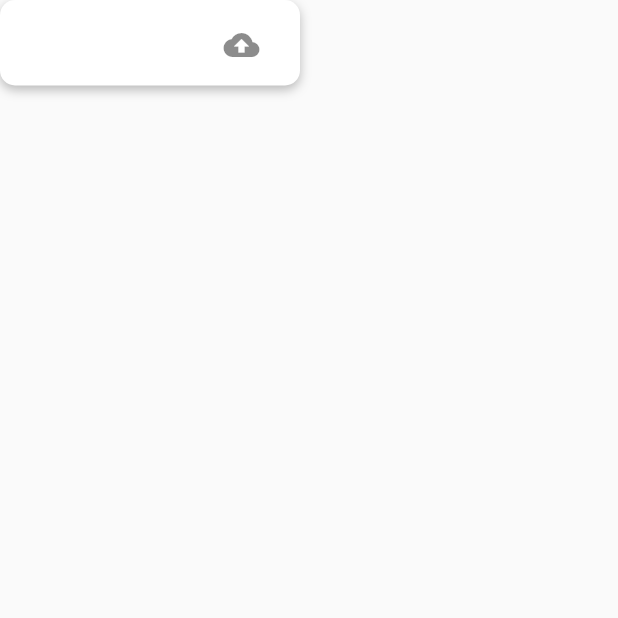
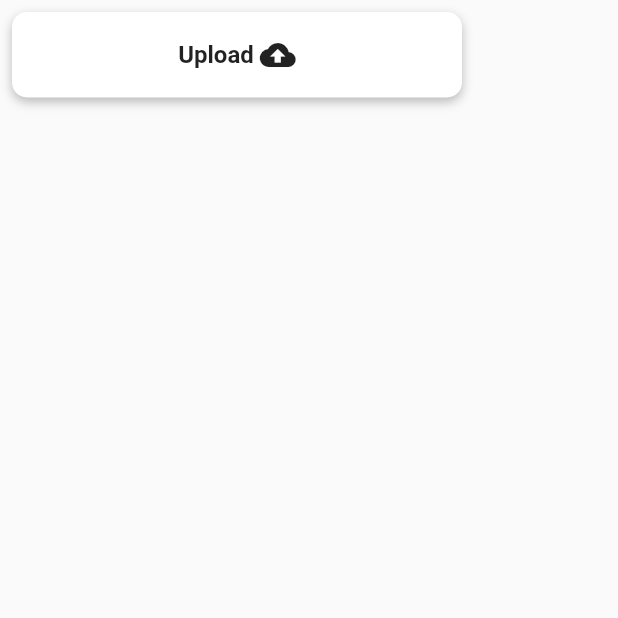
Before and after one commit to isaacmuxic/matchering_ui, a Flutter app: the screen it shows after launch, on a phone screen of 412 x 824 dp, the top half of it. Run offline on Flutter 3.47's test engine with Material 2 defaults, Android fonts, the light colour scheme and no system bars; our stand-ins replace dio, file_picker, just_audio, rxdart; missing offline and left inert: audio_session, dart:html.

Commit message:
download button

```diff
--- a/lib/Widgets/list_item.dart
+++ b/lib/Widgets/list_item.dart
@@ -26,16 +26,12 @@ class _ListItemState extends State<ListItem> {
   Widget build(BuildContext context) {
     return Column(
       children: [
-        Container(
-          alignment: Alignment.center,
-          padding: const EdgeInsets.only(
-            top: 5,
-            bottom: 5,
-            left: 10,
-            right: 10,
-          ),
+        Ink(
+          //alignment: Alignment.center,
+          padding: const EdgeInsets.all(5),
           height: widget.multiline ? 100 : 57.0,
-          width: 200,
+          width: 300,
+
           decoration: BoxDecoration(
             borderRadius: BorderRadius.circular(10.0),
             border: Border.all(
@@ -50,17 +46,21 @@ class _ListItemState extends State<ListItem> {
               )
             ],
           ),
-          child: ListTile(
-            dense: true,
+          child: InkWell(
             onTap: () => widget.onPress(),
-            leading: Text(
-              widget.title,
-              style: const TextStyle(
-                fontSize: 16,
-                fontWeight: FontWeight.bold,
-              ),
+            child: Row(
+              mainAxisAlignment: MainAxisAlignment.center,
+              children: [
+                Text(
+                  widget.title,
+                  style: const TextStyle(
+                    fontSize: 16,
+                    fontWeight: FontWeight.bold,
+                  ),
+                ),
+                widget.child,
+              ],
             ),
-            trailing: widget.child,
           ),
         ),
         Visibility(
--- a/lib/Widgets/local_file.dart
+++ b/lib/Widgets/local_file.dart
@@ -13,7 +13,8 @@ class LocalFile extends StatefulWidget {
 }
 
 class _LocalFileState extends State<LocalFile> {
-  Map<String, List<int>> file = {'': []};
+  Picker uploadPicker = Picker();
+  Picker downloadPicker = Picker();
 
   @override
   void initState() {
@@ -24,17 +25,19 @@ class _LocalFileState extends State<LocalFile> {
   Widget build(BuildContext context) {
     return Column(
       children: [
-        ListItem(
-          //title: AppLocalizations.of(context)!.onlyMP3,
+        Padding(
+          padding: const EdgeInsets.all(8.0),
+          child: ListItem(
+            title: "Upload ", //AppLocalizations.of(context)!.onlyMP3,
             //errorMsg: errorMsg['song']!,
             //error: displayErrorMsg['song']!,
             onPress: () => pickFile(),
-          child: file.keys.first.trim() == ''
+            child: uploadPicker.fileName.trim() == ''
                 ? const Icon(
                     Icons.cloud_upload,
                   )
                 : Text(
-                  file.keys.first,
+                    uploadPicker.fileName,
                     overflow: TextOverflow.ellipsis,
                     style: TextStyle(
                       fontSize: 16,
@@ -42,17 +45,42 @@ class _LocalFileState extends State<LocalFile> {
                     ),
                   ),
           ),
-        if (file.values.first.isNotEmpty) Player(bytes: file.values.first),
-        if (file.values.first.isNotEmpty)
+        ),
+        if (uploadPicker.file.size > 0) const Text("Original:"),
+        if (uploadPicker.file.size > 0)
+          FutureBuilder(
+              future: uploadPicker.loadFile(),
+              builder: (BuildContext context, AsyncSnapshot<bool> snapshot) {
+                if (snapshot.hasData && snapshot.data!) {
+                  return Player(bytes: uploadPicker.fileByte);
+                } else {
+                  return const Padding(
+                    padding: EdgeInsets.all(15),
+                    child: CircularProgressIndicator(),
+                  );
+                }
+              }),
+        if (uploadPicker.fileByte.isNotEmpty) const Text("Processed:"),
+        if (uploadPicker.fileByte.isNotEmpty)
           FutureBuilder<List<int>>(
               future: matchering(
-                  file.values.first,
-                  file.keys
-                      .first), // a previously-obtained Future<String> or null
+                  uploadPicker.fileByte,
+                  uploadPicker
+                      .fileName), // a previously-obtained Future<String> or null
               builder:
                   (BuildContext context, AsyncSnapshot<List<int>> snapshot) {
                 if (snapshot.hasData) {
-                  return Player(bytes: snapshot.data!);
+                  downloadPicker.fileName = uploadPicker.fileName;
+                  downloadPicker.fileByte = snapshot.data!;
+                  return Column(
+                    children: [
+                      Player(bytes: snapshot.data!),
+                      ListItem(
+                          title: "Download", //AppLocalizations.of(context)!
+                          onPress: () => downloadPicker.downloadFile(),
+                          child: const Icon(Icons.download))
+                    ],
+                  );
                 } else if (snapshot.hasError) {
                   return Row(children: [
                     const Icon(
@@ -66,9 +94,8 @@ class _LocalFileState extends State<LocalFile> {
                     ),
                   ]);
                 } else {
-                  return const SizedBox(
-                    width: 60,
-                    height: 60,
+                  return const Padding(
+                    padding: EdgeInsets.all(15),
                     child: CircularProgressIndicator(),
                   )
                       //Padding(
@@ -84,18 +111,16 @@ class _LocalFileState extends State<LocalFile> {
 
   Future<void> pickFile() async {
     setState(() {
-      file = {'': []};
+      uploadPicker = Picker();
     });
     try {
-      var result = await Picker.selectFile(
+      await uploadPicker.selectFile(
         context: context,
-        ext: ['mp3'],
+        ext: ['mp3', 'wav'],
         //message: AppLocalizations.of(context)!.selectBackFile,
       );
 
-      setState(() {
-        file = result;
-      });
+      setState(() {});
     } catch (e) {
       print('Error in pickFile: $e');
     }
--- a/lib/Widgets/seekbar.dart
+++ b/lib/Widgets/seekbar.dart
@@ -97,8 +97,6 @@ class SeekBarState extends State<SeekBar> {
                 },
               ),
             ),
-          ],
-        ),
             Positioned(
               right: 16.0,
               bottom: 0.0,
@@ -110,6 +108,8 @@ class SeekBarState extends State<SeekBar> {
                   style: Theme.of(context).textTheme.caption),
             ),
           ],
+        ),
+      ],
     );
   }
 
```
Also changed, not shown: lib/Helpers/picker.dart (+39 -9 lines). Lines whose indentation alone changed are shown as unchanged.
